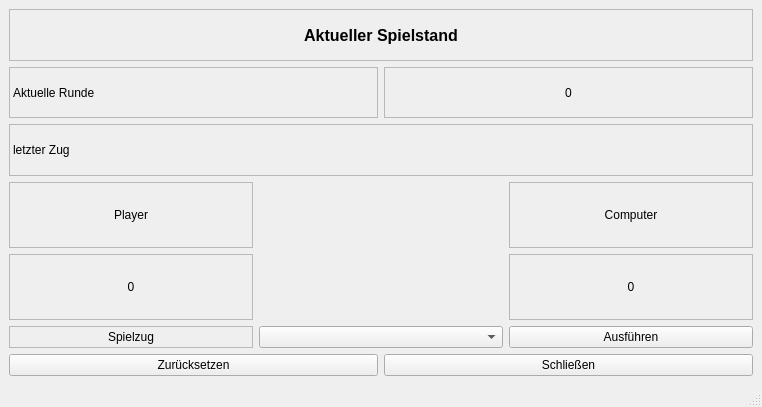
Before: the Qt Designer form Schere_Stein_Papier2.ui in mhowecker/Schere_Stein_Papier, drawn with Qt 5.
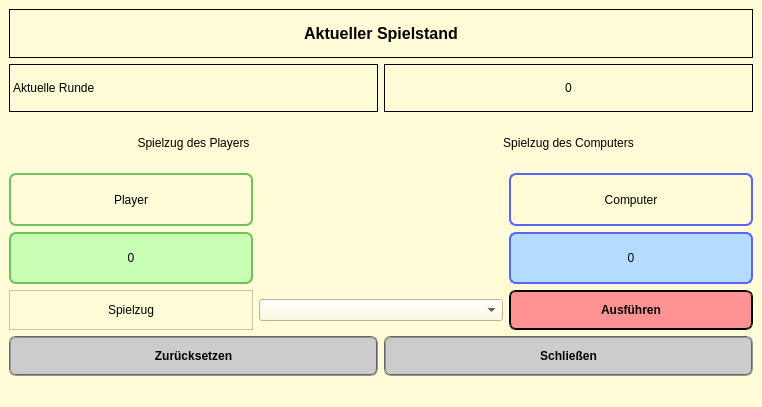
After: the same form once the commit is applied.

Commit message: GUI updated to meet EKV requirements

Diff of the .ui file:
```diff
--- a/Schere_Stein_Papier2.ui
+++ b/Schere_Stein_Papier2.ui
@@ -13,6 +13,9 @@
   <property name="windowTitle">
    <string>Schere Stein Papier</string>
   </property>
+  <property name="styleSheet">
+   <string notr="true">background-color: rgb(255, 252, 215);</string>
+  </property>
   <widget class="QWidget" name="centralwidget">
    <layout class="QVBoxLayout" name="verticalLayout">
     <item>
@@ -26,7 +29,9 @@
          </font>
         </property>
         <property name="styleSheet">
-         <string notr="true">border-color: rgb(0, 0, 0);</string>
+         <string notr="true">border : solid;
+border-color : rgb(0, 0, 0);
+border-width : 1px;</string>
         </property>
         <property name="frameShape">
          <enum>QFrame::StyledPanel</enum>
@@ -44,7 +49,9 @@
         <item>
          <widget class="QLabel" name="l_round">
           <property name="styleSheet">
-           <string notr="true">border-color: rgb(0, 0, 0);</string>
+           <string notr="true">border : solid;
+border-color : rgb(0, 0, 0);
+border-width : 1px;</string>
           </property>
           <property name="frameShape">
            <enum>QFrame::StyledPanel</enum>
@@ -57,7 +64,9 @@
         <item>
          <widget class="QLabel" name="l_round_number">
           <property name="styleSheet">
-           <string notr="true">border-color: rgb(0, 0, 0);</string>
+           <string notr="true">border : solid;
+border-color : rgb(0, 0, 0);
+border-width : 1px;</string>
           </property>
           <property name="frameShape">
            <enum>QFrame::StyledPanel</enum>
@@ -73,17 +82,39 @@
        </layout>
       </item>
       <item>
-       <widget class="QLabel" name="l_turn_last">
-        <property name="styleSheet">
-         <string notr="true">border-color: rgb(0, 0, 0);</string>
-        </property>
-        <property name="frameShape">
-         <enum>QFrame::StyledPanel</enum>
-        </property>
-        <property name="text">
-         <string>letzter Zug</string>
-        </property>
-       </widget>
+       <layout class="QHBoxLayout" name="horizontalLayout_3">
+        <item>
+         <widget class="QLabel" name="l_turn_last_player">
+          <property name="styleSheet">
+           <string notr="true">border: solid;
+border-width: 0px;</string>
+          </property>
+          <property name="frameShape">
+           <enum>QFrame::StyledPanel</enum>
+          </property>
+          <property name="text">
+           <string>Spielzug des Players</string>
+          </property>
+          <property name="alignment">
+           <set>Qt::AlignCenter</set>
+          </property>
+         </widget>
+        </item>
+        <item>
+         <widget class="QLabel" name="l_turn_last_computer">
+          <property name="styleSheet">
+           <string notr="true">border: solid;
+border-width: 0px;</string>
+          </property>
+          <property name="text">
+           <string>Spielzug des Computers</string>
+          </property>
+          <property name="alignment">
+           <set>Qt::AlignCenter</set>
+          </property>
+         </widget>
+        </item>
+       </layout>
       </item>
      </layout>
     </item>
@@ -92,7 +123,11 @@
       <item row="1" column="0">
        <widget class="QLabel" name="l_player_points">
         <property name="styleSheet">
-         <string notr="true">border-color: rgb(0, 0, 0);</string>
+         <string notr="true">border : solid black;
+border-color: rgb(110, 195, 91);
+border-width: 2px;
+border-radius : 7px;
+background-color: rgb(200, 255, 180);</string>
         </property>
         <property name="frameShape">
          <enum>QFrame::StyledPanel</enum>
@@ -108,7 +143,10 @@
       <item row="0" column="0">
        <widget class="QLabel" name="l_player">
         <property name="styleSheet">
-         <string notr="true">border-color: rgb(0, 0, 0);</string>
+         <string notr="true">border : solid black;
+border-color: rgb(110, 195, 91);
+border-width: 2px;
+border-radius : 7px;</string>
         </property>
         <property name="frameShape">
          <enum>QFrame::StyledPanel</enum>
@@ -124,7 +162,11 @@
       <item row="1" column="2">
        <widget class="QLabel" name="l_computer_points">
         <property name="styleSheet">
-         <string notr="true">border-color: rgb(0, 0, 0);</string>
+         <string notr="true">border : solid black;
+border-color: rgb(89, 100, 255);
+border-width: 2px;
+border-radius : 7px;
+background-color: rgb(180, 220, 255);</string>
         </property>
         <property name="frameShape">
          <enum>QFrame::StyledPanel</enum>
@@ -140,7 +182,10 @@
       <item row="0" column="2">
        <widget class="QLabel" name="l_computer">
         <property name="styleSheet">
-         <string notr="true">border-color: rgb(0, 0, 0);</string>
+         <string notr="true">border : solid black;
+border-color: rgb(89, 100, 255);
+border-width: 2px;
+border-radius : 7px;</string>
         </property>
         <property name="frameShape">
          <enum>QFrame::StyledPanel</enum>
@@ -171,6 +216,32 @@
       </item>
       <item row="2" column="2">
        <widget class="QPushButton" name="pb_execute">
+        <property name="minimumSize">
+         <size>
+          <width>0</width>
+          <height>40</height>
+         </size>
+        </property>
+        <property name="font">
+         <font>
+          <bold>true</bold>
+         </font>
+        </property>
+        <property name="toolTip">
+         <string>&lt;html&gt;&lt;head/&gt;&lt;body&gt;&lt;p&gt;&lt;span style=&quot; font-weight:400;&quot;&gt;Führe deinen Zug aus!&lt;/span&gt;&lt;/p&gt;&lt;/body&gt;&lt;/html&gt;</string>
+        </property>
+        <property name="styleSheet">
+         <string notr="true">QPushButton{
+border : groove;
+border-color: rgb(0, 0, 0);
+border-width: 2px;
+border-radius : 7px;
+background-color: rgb(255, 147, 147);
+}
+QPushButton:hover{
+	background-color: rgb(255, 101, 104);
+}</string>
+        </property>
         <property name="text">
          <string>Ausführen</string>
         </property>
@@ -185,6 +256,32 @@
      <layout class="QHBoxLayout" name="horizontalLayout">
       <item>
        <widget class="QPushButton" name="pb_reset">
+        <property name="minimumSize">
+         <size>
+          <width>0</width>
+          <height>40</height>
+         </size>
+        </property>
+        <property name="font">
+         <font>
+          <bold>true</bold>
+         </font>
+        </property>
+        <property name="toolTip">
+         <string>&lt;html&gt;&lt;head/&gt;&lt;body&gt;&lt;p&gt;&lt;span style=&quot; font-weight:400;&quot;&gt;Beginne das Spiel von vorn!&lt;/span&gt;&lt;/p&gt;&lt;/body&gt;&lt;/html&gt;</string>
+        </property>
+        <property name="styleSheet">
+         <string notr="true">QPushButton{
+border: groove ;
+border-radius : 7px;
+border-width: 2px;
+border-color: rgb(100, 100, 100);
+background-color: rgb(204, 204, 204);
+}
+QPushButton:hover{
+background-color: rgb(148, 148, 148);
+}</string>
+        </property>
         <property name="text">
          <string>Zurücksetzen</string>
         </property>
@@ -192,6 +289,32 @@
       </item>
       <item>
        <widget class="QPushButton" name="pb_close">
+        <property name="minimumSize">
+         <size>
+          <width>0</width>
+          <height>40</height>
+         </size>
+        </property>
+        <property name="font">
+         <font>
+          <bold>true</bold>
+         </font>
+        </property>
+        <property name="toolTip">
+         <string>&lt;html&gt;&lt;head/&gt;&lt;body&gt;&lt;p&gt;&lt;span style=&quot; font-weight:400;&quot;&gt; Beende das Spiel!&lt;/span&gt;&lt;/p&gt;&lt;/body&gt;&lt;/html&gt;</string>
+        </property>
+        <property name="styleSheet">
+         <string notr="true">QPushButton{
+border: groove ;
+border-radius : 7px;
+border-width: 2px;
+border-color: rgb(100, 100, 100);
+background-color: rgb(204, 204, 204);
+}
+QPushButton:hover{
+background-color: rgb(148, 148, 148);
+}</string>
+        </property>
         <property name="text">
          <string>Schließen</string>
         </property>
```
Left out of the diff: 8 changed lines with no effect on the pictures. The commit also changes 5 other files.
